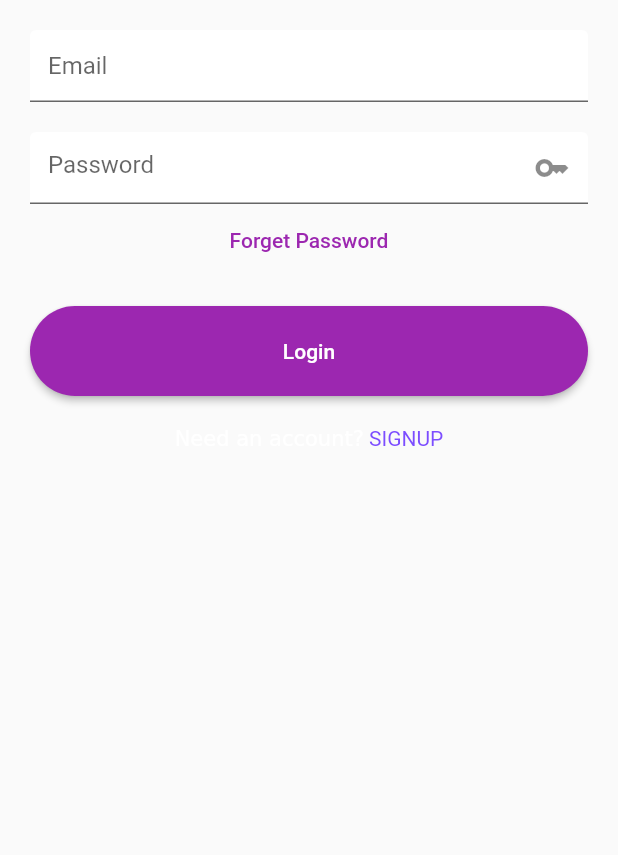
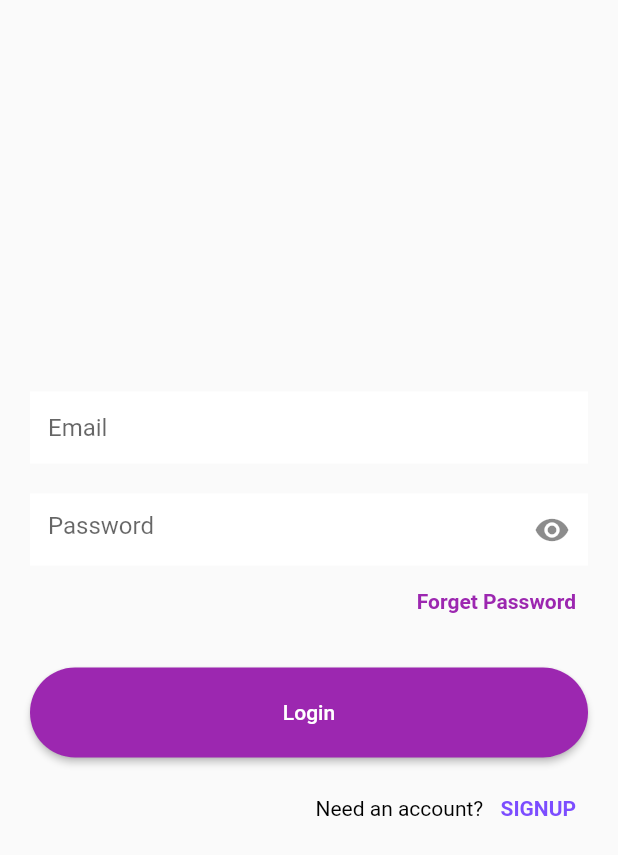
Before and after one commit to khalidchaudry/E-Shop, a Flutter app: the screen it shows after launch, on a phone screen of 412 x 824 dp. Shown: the top 855 px of the screen. Run offline on Flutter 3.47's test engine with Material 2 defaults, Android fonts, the phone set to English and light mode, and no system bars.

Commit message:
login screen update

```diff
--- a/lib/main.dart
+++ b/lib/main.dart
@@ -11,6 +11,7 @@ class MyApp extends StatelessWidget {
   @override
   Widget build(BuildContext context) {
     return MaterialApp(
+      debugShowCheckedModeBanner: false,
       title: 'E Shop',
       initialRoute: '/login_screen',
       routes: routeName,
--- a/lib/ui/screens/auth/login_screen/login_screen.dart
+++ b/lib/ui/screens/auth/login_screen/login_screen.dart
@@ -1,6 +1,7 @@
 import 'package:eshop/ui/screens/constants/constants.dart';
 import 'package:eshop/ui/screens/global_widgets/already_account.dart';
 import 'package:eshop/ui/screens/global_widgets/global_widgets.dart';
+import 'package:eshop/ui/screens/screens.dart';
 import 'package:flutter/material.dart';
 
 class LoginScreen extends StatefulWidget {
@@ -11,13 +12,15 @@ class LoginScreen extends StatefulWidget {
 }
 
 class _LoginScreenState extends State<LoginScreen> {
-  bool isClicked = true;
+  bool isObsecure = false;
   @override
   Widget build(BuildContext context) {
     return Scaffold(
       body: Padding(
         padding: const EdgeInsets.all(20.0),
         child: Column(
+          mainAxisAlignment: MainAxisAlignment.center,
+          crossAxisAlignment: CrossAxisAlignment.end,
           children: [
             eMailField(),
             const SizedBox(
@@ -25,19 +28,23 @@ class _LoginScreenState extends State<LoginScreen> {
             ),
             passwordField(),
             TextButtonWidget(
-                press: () => Navigator.pushNamed(context, '/forget_password'),
-                title: 'Forget Password'),
+              press: () => Navigator.pushNamed(context, '/forget_password'),
+              title: 'Forget Password',
+            ),
             const SizedBox(
               height: 20,
             ),
             RoundedButton(press: () {}, title: "Login"),
             const SizedBox(
-              height: 20,
+              height: 10,
             ),
             AlreadyHaveAnAccount(
               text1: 'Need an account?',
               text2: ' SignUp',
-              press: () => Navigator.pushNamed(context, '/signup_screen'),
+              press: () => Navigator.push(
+                  context,
+                  MaterialPageRoute(
+                      builder: (context) => const SignUpScreen())),
             ),
           ],
         ),
@@ -47,23 +54,26 @@ class _LoginScreenState extends State<LoginScreen> {
 
   eMailField() => TextField(
         decoration: InputDecoration(
-          hintText: 'Email',
-          filled: true,
-          fillColor: kFillColor,
-        ),
+            hintText: 'Email',
+            filled: true,
+            fillColor: kFillColor,
+            border: InputBorder.none),
       );
 
   passwordField() => TextField(
-        obscureText: isClicked,
-        onTap: () {
-          setState(() {
-            isClicked != isClicked;
-          });
-        },
+        obscureText: isObsecure,
         decoration: InputDecoration(
             hintText: 'Password',
             filled: true,
             fillColor: kFillColor,
-            suffixIcon: const Icon(Icons.key)),
+            border: InputBorder.none,
+            suffixIcon: IconButton(
+              icon: Icon(isObsecure ? Icons.visibility_off : Icons.visibility),
+              onPressed: () {
+                setState(() {
+                  isObsecure = !isObsecure;
+                });
+              },
+            )),
       );
 }
--- a/lib/ui/screens/global_widgets/already_account.dart
+++ b/lib/ui/screens/global_widgets/already_account.dart
@@ -1,4 +1,3 @@
-import 'package:flutter/gestures.dart';
 import 'package:flutter/material.dart';
 
 class AlreadyHaveAnAccount extends StatelessWidget {
@@ -10,15 +9,21 @@ class AlreadyHaveAnAccount extends StatelessWidget {
   final Function() press;
   @override
   Widget build(BuildContext context) {
-    return RichText(
-        text: TextSpan(children: [
-      TextSpan(
-        text: text1,
-      ),
-      TextSpan(
-          text: text2.toUpperCase(),
-          style: const TextStyle(color: Colors.deepPurpleAccent),
-          recognizer: TapGestureRecognizer()..onTap = () => press),
-    ]));
+    return Row(
+      mainAxisAlignment: MainAxisAlignment.end,
+      children: [
+        Text(
+          text1,
+          style: const TextStyle(color: Colors.black),
+        ),
+        TextButton(
+            onPressed: press,
+            child: Text(
+              text2.toUpperCase(),
+              style: const TextStyle(
+                  color: Colors.deepPurpleAccent, fontWeight: FontWeight.bold),
+            ))
+      ],
+    );
   }
 }
--- a/lib/ui/screens/global_widgets/text_button_widget.dart
+++ b/lib/ui/screens/global_widgets/text_button_widget.dart
@@ -13,6 +13,9 @@ class TextButtonWidget extends StatelessWidget {
           shape: const StadiumBorder(),
         ),
         onPressed: press,
-        child: Text(title));
+        child: Text(
+          title,
+          style: const TextStyle(fontWeight: FontWeight.bold),
+        ));
   }
 }
```
Also changed, not shown: lib/ui/screens/auth/forget_password/forget_password.dart (+22 -2 lines), lib/ui/screens/auth/signup_screen/signup_screen.dart (+10 -9 lines).
